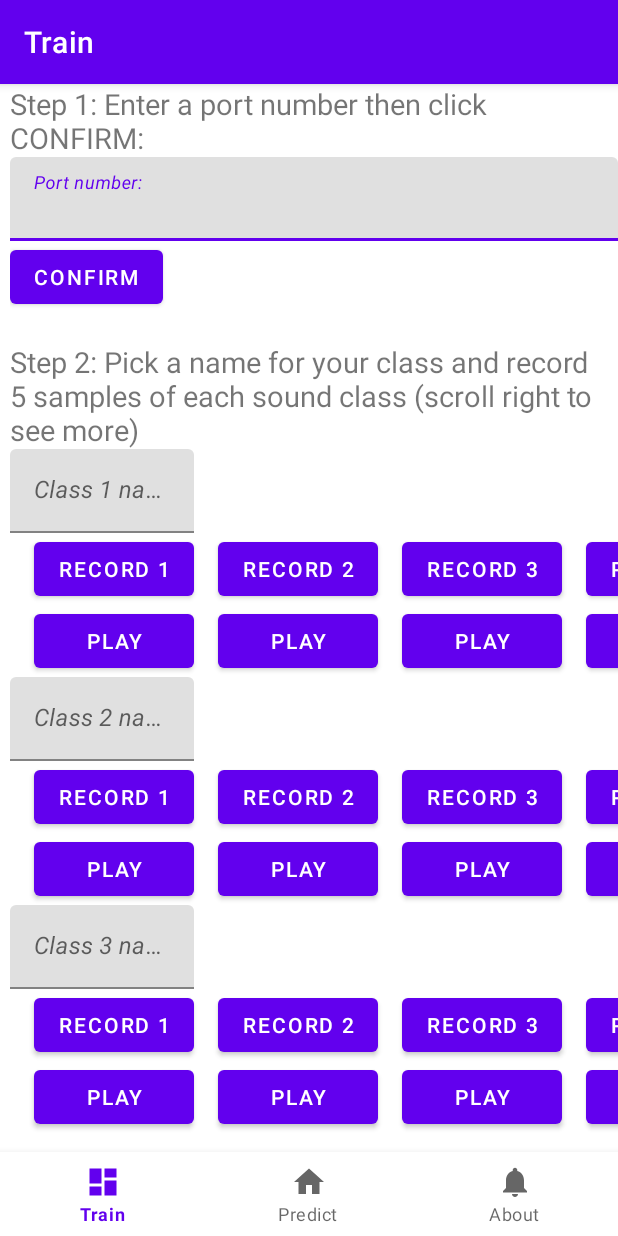
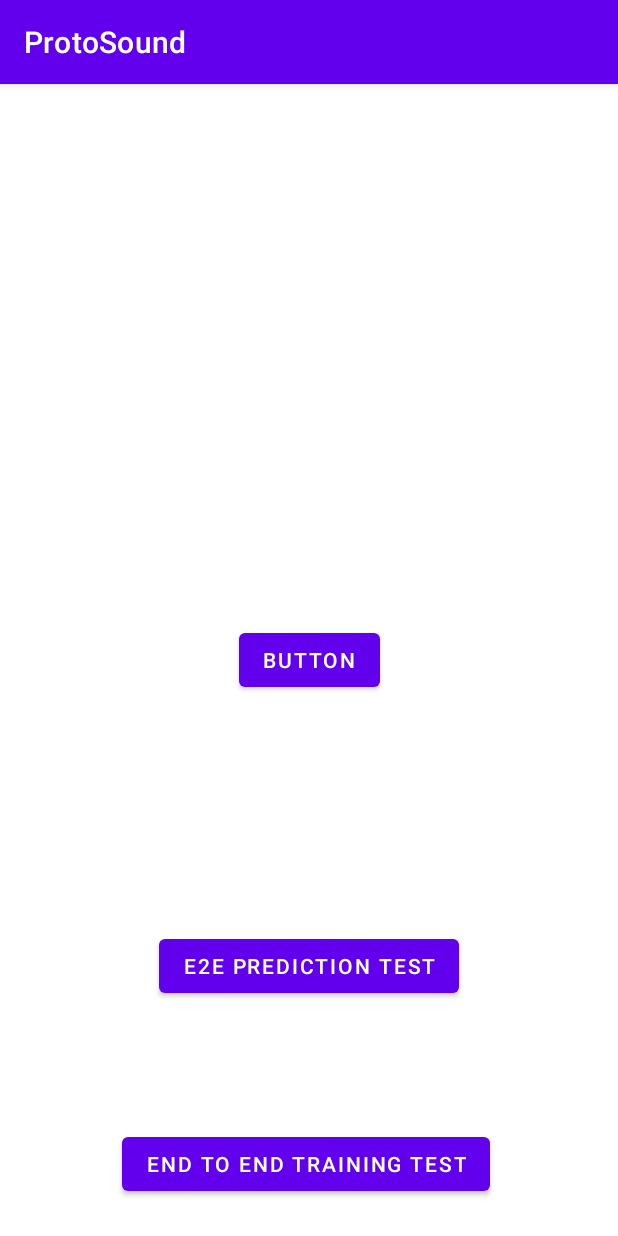
Before and after one commit to makeabilitylab/ProtoSound, an Android app: the screen it shows after launch (MainActivity before the commit, EntraceActivity after it), on a phone screen of 412 x 824 dp. Run offline under Robolectric (Android 15) with nearby library versions, the phone set to English and light mode, and no system bars.

Commit message:
Add e2e tests code + EntranceActivity

```diff
--- /dev/null
+++ b/app/src/main/java/com/makeability/protosound/EntraceActivity.java
@@ -0,0 +1,63 @@
+package com.makeability.protosound;
+
+import androidx.appcompat.app.AppCompatActivity;
+
+import android.content.Context;
+import android.content.Intent;
+import android.os.Bundle;
+import android.view.View;
+import android.widget.Button;
+
+import static com.makeability.protosound.utils.Constants.TEST_NUMBER_EXTRA;
+
+public class EntraceActivity extends AppCompatActivity {
+
+	@Override
+	protected void onCreate(Bundle savedInstanceState) {
+		super.onCreate(savedInstanceState);
+		setContentView(R.layout.activity_entrace2);
+
+		Button button1 = (Button) findViewById(R.id.normal);
+		button1.setOnClickListener(new View.OnClickListener() {
+			@Override
+			public void onClick(View view) {
+				launchMainProtosoundActivity(view.getContext(), 0);
+			}
+		});
+
+		Button button2 = (Button) findViewById(R.id.e2eprediction);
+		button1.setOnClickListener(new View.OnClickListener() {
+			@Override
+			public void onClick(View view) {
+				launchMainProtosoundActivity(view.getContext(), 1);
+			}
+		});
+
+		Button button3 = (Button) findViewById(R.id.e2etraining);
+		button1.setOnClickListener(new View.OnClickListener() {
+			@Override
+			public void onClick(View view) {
+				launchMainProtosoundActivity(view.getContext(), 2);
+			}
+		});
+
+
+	}
+
+
+	/**
+	 * @param test the test number that we wants to run (ideally each button has a unique test number to pass
+	 *             as a parameter to the main activity so that it runs in different settings
+	 *             If no test number is set, run normal MainActivity
+	 *             For example, currently Hung set:
+	 *             - 0 for default main activity
+	 *             - 1 as the test for end to end prediction latency test
+	 *             - 2 as the test for end to eng training training pipeline test
+	 *             - TODO Khoa: 3 4 5 6.. can be other tests that we want to run
+	 */
+	public void launchMainProtosoundActivity(Context context, int test) {
+		Intent intent = new Intent(context, MainActivity.class);
+		intent.putExtra(TEST_NUMBER_EXTRA, test);
+		context.startActivity(intent);
+	}
+}
--- a/app/src/main/java/com/makeability/protosound/ui/home/models/AudioLabel.java
+++ b/app/src/main/java/com/makeability/protosound/ui/home/models/AudioLabel.java
@@ -16,6 +16,7 @@ public class AudioLabel {
 	}
 
 	public String getTimeAndLabel() {
-		return time + " | " + this.label.substring(0, 1).toUpperCase() + this.label.substring(1);
+		return time + " | " + this.label.substring(0, 1).toUpperCase() + this.label.substring(1)
+				+ " | " + db + "dB";
 	}
 }
--- a/app/src/main/java/com/makeability/protosound/utils/Constants.java
+++ b/app/src/main/java/com/makeability/protosound/utils/Constants.java
@@ -9,5 +9,10 @@ public class Constants {
 	public static final String SOUND_ID = "SOUND_ID";
 	public static final String SOUND_LABEL = "SOUND_LABEL";
 
+	/**
+	 * Intent extra constants
+	 */
+	// extra used for MainActivity to distinguish which test to run
+	public static final String TEST_NUMBER_EXTRA = "test";
 
 }
--- a/app/src/main/java/com/makeability/protosound/utils/StreamingSoundRecorder.java
+++ b/app/src/main/java/com/makeability/protosound/utils/StreamingSoundRecorder.java
@@ -54,6 +54,7 @@ import java.util.Date;
 import java.util.List;
 import java.util.Set;
 
+import static com.makeability.protosound.MainActivity.TEST_END_TO_END_PREDICTION_LATENCY_MODE;
 import static com.makeability.protosound.utils.HelperUtils.convertByteArrayToShortArray;
 import static com.makeability.protosound.utils.HelperUtils.db;
 
@@ -199,7 +200,9 @@ public class StreamingSoundRecorder {
 			try {
 				JSONObject jsonObject = new JSONObject();
 				jsonObject.put("data", new JSONArray(soundBuffer));
-				jsonObject.put("time", "" + System.currentTimeMillis());
+				if (MainActivity.currentMode == TEST_END_TO_END_PREDICTION_LATENCY_MODE) {
+					jsonObject.put("recordTime", "" + System.currentTimeMillis());
+				}
 				jsonObject.put("db", db);
 				Log.i(TAG, "Sending audio data: " + soundBuffer.size());
 				MainActivity.mSocket.emit("audio_data_c2s", jsonObject);
--- /dev/null
+++ b/app/src/main/res/layout/activity_entrace2.xml
@@ -0,0 +1,42 @@
+<?xml version="1.0" encoding="utf-8"?>
+<androidx.constraintlayout.widget.ConstraintLayout xmlns:android="http://schemas.android.com/apk/res/android"
+	xmlns:app="http://schemas.android.com/apk/res-auto"
+	xmlns:tools="http://schemas.android.com/tools"
+	android:layout_width="match_parent"
+	android:layout_height="match_parent"
+	tools:context=".EntraceActivity">
+
+	<Button
+		android:id="@+id/e2etraining"
+		android:layout_width="wrap_content"
+		android:layout_height="wrap_content"
+		android:text="End to End Training Test"
+		app:layout_constraintBottom_toBottomOf="parent"
+		app:layout_constraintEnd_toEndOf="parent"
+		app:layout_constraintHorizontal_bias="0.486"
+		app:layout_constraintStart_toStartOf="parent"
+		app:layout_constraintTop_toBottomOf="@+id/e2eprediction"
+		app:layout_constraintVertical_bias="0.778" />
+
+	<Button
+		android:id="@+id/normal"
+		android:layout_width="wrap_content"
+		android:layout_height="wrap_content"
+		android:text="Button"
+		app:layout_constraintBottom_toBottomOf="parent"
+		app:layout_constraintEnd_toEndOf="parent"
+		app:layout_constraintStart_toStartOf="parent"
+		app:layout_constraintTop_toTopOf="parent"
+		tools:text="Default" />
+
+	<Button
+		android:id="@+id/e2eprediction"
+		android:layout_width="wrap_content"
+		android:layout_height="wrap_content"
+		android:text="E2E Prediction test"
+		app:layout_constraintBottom_toBottomOf="parent"
+		app:layout_constraintEnd_toEndOf="parent"
+		app:layout_constraintStart_toStartOf="parent"
+		app:layout_constraintTop_toBottomOf="@+id/normal" />
+
+</androidx.constraintlayout.widget.ConstraintLayout>
```
Also changed, not shown: app/src/main/AndroidManifest.xml (+11 -8 lines), app/src/main/java/com/makeability/protosound/MainActivity.java (+67 -1 lines), app/src/main/java/com/makeability/protosound/ui/dashboard/DashboardFragment.java (+7 -0 lines), 1 other file.
